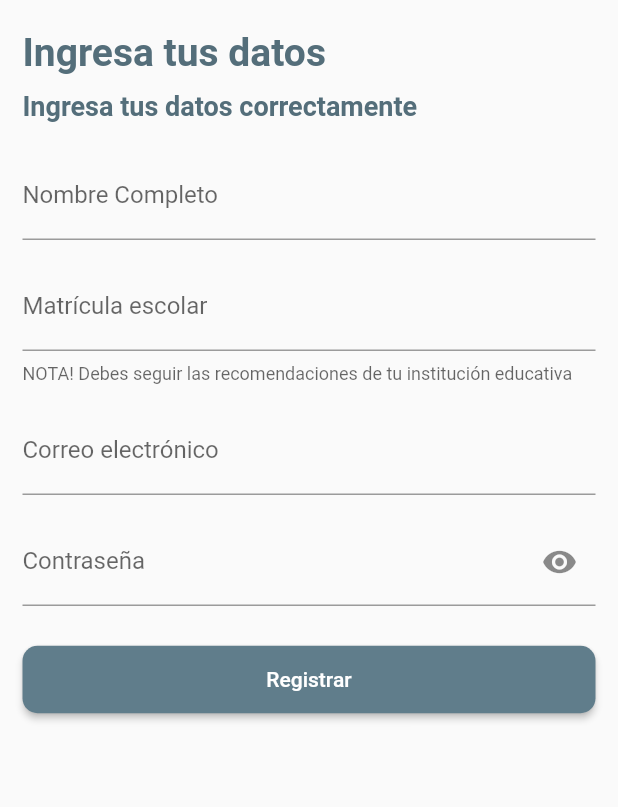
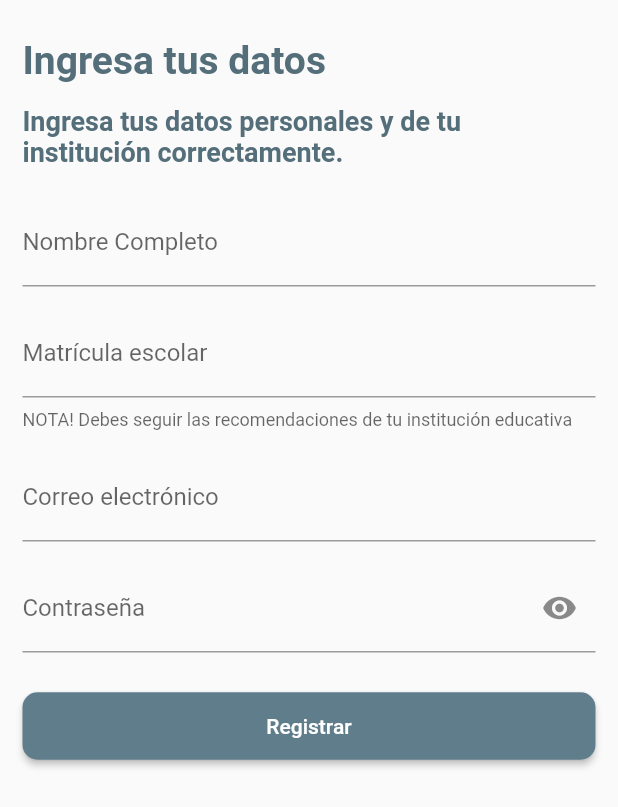
Before and after one commit to jcarloshg/Floky, a Flutter app: the FormRegisterScreen screen opened by its route, on a phone screen of 412 x 824 dp. Shown: the top 807 px of the screen. Run offline on Flutter 3.47's test engine with Material 2 defaults, Android fonts, the phone set to English and light mode, and no system bars; our stand-ins replace bloc, flutter_bloc, get_it; missing offline and left inert: amplify_api, amplify_auth_cognito, amplify_flutter, safeprint.

```diff
--- a/lib/views/pages/authenticate/singup/screens/form_register.screen.dart
+++ b/lib/views/pages/authenticate/singup/screens/form_register.screen.dart
@@ -26,7 +26,8 @@ class FormRegisterScreen extends StatelessWidget {
               children: [
                 const SizedBox(height: 15),
                 Titles.title('Ingresa tus datos'),
-                Titles.subtitle('Ingresa tus datos correctamente'),
+                Titles.subtitle(
+                    'Ingresa tus datos personales y de tu institución correctamente.'),
                 InputName(controll: singUpFormController.name),
                 InputSchoolRegistration(
                     controll: singUpFormController.registerSchool),
--- a/lib/views/widgets/UI/Titles/titles.dart
+++ b/lib/views/widgets/UI/Titles/titles.dart
@@ -5,7 +5,7 @@ class Titles {
     return Container(
       width: double.infinity,
       // decoration: BoxDecoration(border: Border.all()),
-      margin: const EdgeInsets.symmetric(horizontal: 15, vertical: 5),
+      margin: const EdgeInsets.symmetric(horizontal: 15, vertical: 10),
       child: Text(
         title ?? '[NOT_TITLE]',
         style: TextStyle(
```
Also changed, not shown: lib/views/pages/authenticate/reset_pass/screens/enter_username.screen.dart (+9 -3 lines).
